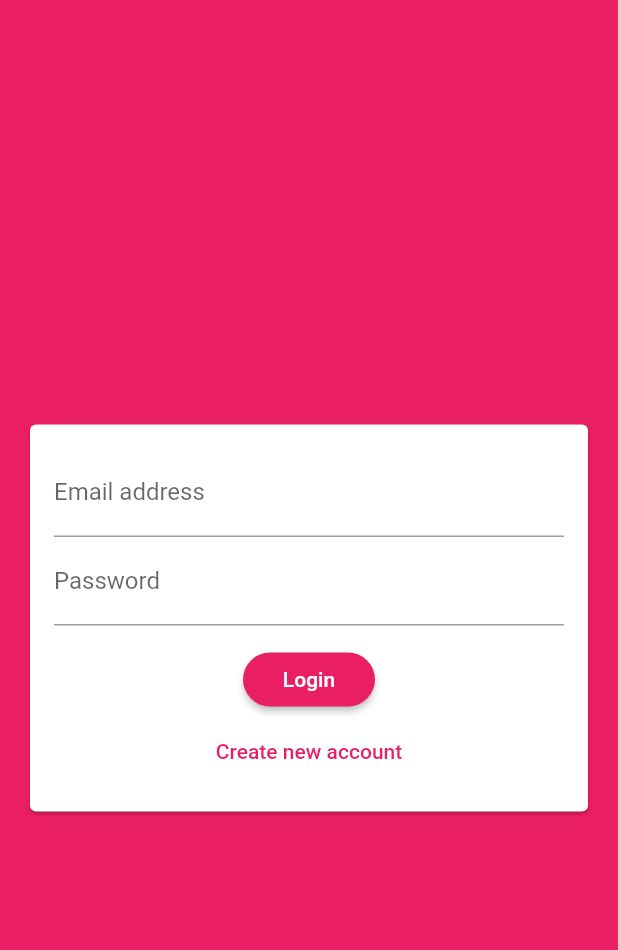
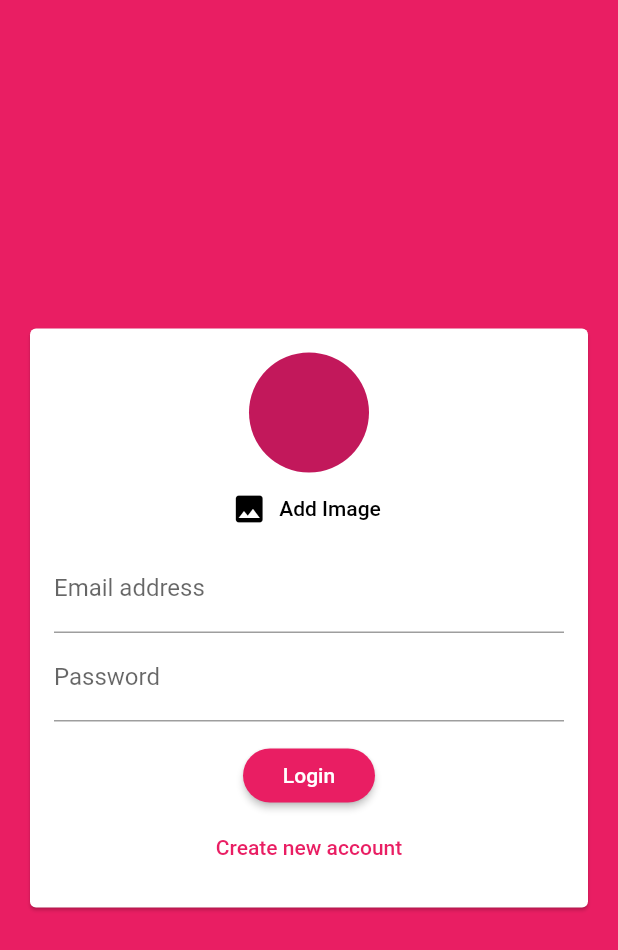
Before and after one commit to lordvidex/ChatApp, a Flutter app: the screen it shows after launch, on a phone screen of 412 x 824 dp. Shown: the top 950 px of the screen. Run offline on Flutter 3.47's test engine with Material 2 defaults, Android fonts, the phone set to English and light mode, and no system bars; our stand-ins replace cloud_firestore, firebase_auth, image_picker; accounts and stored records are empty.

```diff
--- a/lib/components/auth/auth_form.dart
+++ b/lib/components/auth/auth_form.dart
@@ -1,4 +1,6 @@
+import 'dart:io';
 import 'package:flutter/material.dart';
+import 'package:image_picker/image_picker.dart';
 
 class AuthForm extends StatefulWidget {
   final bool isLoading;
@@ -15,6 +17,7 @@ class _AuthFormState extends State<AuthForm> {
   String _email = '';
   String _password = '';
   bool _isLogin = true;
+  File _pickedImage;
   void _validateForm() {
     final isValid = _formKey.currentState.validate();
     FocusScope.of(context).unfocus();
@@ -23,6 +26,22 @@ class _AuthFormState extends State<AuthForm> {
       widget.submitFn(_email, _password, _username, _isLogin, context);
     } else {
       return;
+    }
+  }
+
+  Future<void> _getImage() async {
+    final pickedFile = await ImagePicker.pickImage(
+        source: ImageSource.gallery,
+        maxHeight: 40,
+        maxWidth: 40,
+        preferredCameraDevice: CameraDevice.rear);
+    if (pickedFile != null) {
+      setState(() {
+        _pickedImage = pickedFile;
+
+        ///@`Bug`: Bug here bypassed by passing this function to a
+        ///[GestureDetector] instead of the [TextButton]
+      });
     }
   }
 
@@ -38,7 +57,18 @@ class _AuthFormState extends State<AuthForm> {
           padding: EdgeInsets.all(16),
           child: Column(
             children: [
+              CircleAvatar(
+                radius: 40,
+                backgroundImage:
+                    _pickedImage == null ? null : FileImage(_pickedImage),
+              ),
+              FlatButton.icon(
+                icon: Icon(Icons.image),
+                label: Text('Add Image'),
+                onPressed: _getImage,
+              ),
               TextFormField(
+                key: ValueKey('email'),
                 onSaved: (val) {
                   _email = val;
                 },
--- a/lib/components/chat/message_bubble.dart
+++ b/lib/components/chat/message_bubble.dart
@@ -4,7 +4,8 @@ class MessageBubble extends StatelessWidget {
   final String message;
   final String username;
   final bool isMe;
-  MessageBubble(this.message, this.username, this.isMe);
+  final ValueKey key;
+  MessageBubble(this.key,this.message, this.username, this.isMe);
   @override
   Widget build(BuildContext context) {
     return Row(
--- a/lib/components/chat/messages.dart
+++ b/lib/components/chat/messages.dart
@@ -28,6 +28,7 @@ class Messages extends StatelessWidget {
                     itemBuilder: (ctx3, index) {
                       return
                       MessageBubble(
+                          ValueKey(docs[index].documentID),
                           docs[index].data['text'],
                           docs[index].data['username'],
                           docs[index].data['userId'] ==
--- a/lib/main.dart
+++ b/lib/main.dart
@@ -14,11 +14,13 @@ class MyApp extends StatelessWidget {
     return MaterialApp(
         title: 'Flutter Demo',
         theme: ThemeData(
+          //brightness: Brightness.light,
           primarySwatch: Colors.pink,
           backgroundColor: Colors.pink,
           accentColor: Colors.deepPurple,
           accentColorBrightness: Brightness.dark,
-          buttonTheme: ButtonTheme.of(context).copyWith(
+          iconTheme: IconTheme.of(context).copyWith(color: Colors.pink),
+          buttonTheme: ButtonThemeData(
             buttonColor: Colors.pink,
             textTheme: ButtonTextTheme.primary,
             shape:
--- a/pubspec.yaml
+++ b/pubspec.yaml
@@ -26,6 +26,7 @@ dependencies:
   cloud_firestore: 0.13.5
   cupertino_icons: ^1.0.0
   firebase_auth: 0.16.1
+  image_picker: 0.6.6+5
 
 dev_dependencies:
   flutter_test:
```
Also changed, not shown: pubspec.lock, 3 other files.
